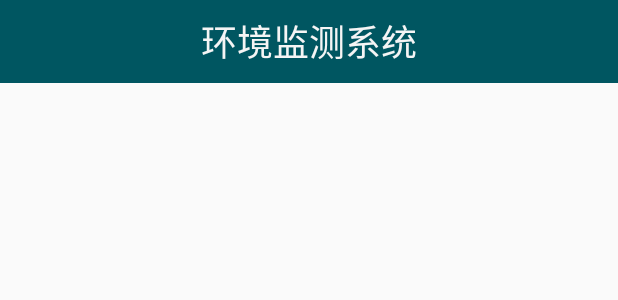
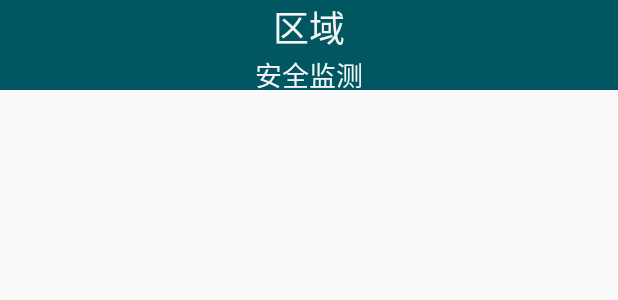
Before and after one commit to 1185937731/hjjc, an Android app: the layout layout_main_header.xml on its own in the app's theme, with its tools: preview values and no code run, on a phone screen of 412 x 824 dp. Shown: the top 300 px of the screen. Run offline under Robolectric (Android 15) with nearby library versions, the phone set to English and light mode, and no system bars.

Commit message:
添加了区域名称显示

```diff
--- a/app/src/main/java/com/ccnu/hjjc/activity/LoginActivity.java
+++ b/app/src/main/java/com/ccnu/hjjc/activity/LoginActivity.java
@@ -37,6 +37,8 @@ public class LoginActivity extends AppCompatActivity {
     private HttpLoader httpLoader;
     public int login_get;
     public int monitor_get;
+    public String areaName_get;
+    public String companyName_get;
     public String username;
     public String password;
     private long exitTime = 0;
@@ -114,6 +116,8 @@ public class LoginActivity extends AppCompatActivity {
                 System.out.println("数据" + new Gson().toJson(loginReturnObject));
                 login_get=loginReturnObject.getLogin();
                 monitor_get=loginReturnObject.getMonitor();
+                areaName_get=loginReturnObject.getArea_name();
+                companyName_get=loginReturnObject.getCompany_name();
                 if(login_get==0) {
                     Toast.makeText(LoginActivity.this, "用户名不存在", Toast.LENGTH_SHORT).show();
                 }else if(login_get==1){
@@ -128,6 +132,8 @@ public class LoginActivity extends AppCompatActivity {
                     Intent intent = new Intent(LoginActivity.this,MainActivity.class);
                     Bundle bundle = new Bundle();
                     bundle.putString("username", username);
+                    bundle.putString("areaname", areaName_get);
+                    bundle.putString("companyname", companyName_get);
                     intent.putExtras(bundle);
                     startActivity(intent);
                     finish();
--- a/app/src/main/res/layout/layout_main_header.xml
+++ b/app/src/main/res/layout/layout_main_header.xml
@@ -2,15 +2,22 @@
 <LinearLayout xmlns:android="http://schemas.android.com/apk/res/android"
     android:orientation="vertical"
     android:layout_width="match_parent"
-    android:layout_height="55dp"
+    android:layout_height="60dp"
     android:background="@color/topbar_color"
     android:gravity="center">
 
+    <TextView
+        android:id="@+id/area_name"
+        android:layout_width="wrap_content"
+        android:text="区域"
+        android:textColor="@color/header_text_color"
+        android:layout_height="wrap_content"
+        android:textSize="24dp"/>
     <TextView
         android:layout_width="wrap_content"
         android:layout_height="wrap_content"
         android:text="@string/title_name"
         android:textColor="@color/header_text_color"
-        android:textSize="24dp"/>
+        android:textSize="18dp"/>
 
 </LinearLayout>
--- a/app/src/main/res/values/strings.xml
+++ b/app/src/main/res/values/strings.xml
@@ -4,7 +4,7 @@
     <string name="empty"></string>
 
     <!--标题栏-->
-    <string name="title_name">环境监测系统</string>
+    <string name="title_name">安全监测</string>
 
     <!-- 页面名称 -->
     <string name="main_navigation_home">主页</string>
```
Also changed, not shown: app/src/main/java/com/ccnu/hjjc/Bean/LoginReturnObject.java (+19 -0 lines), app/src/main/java/com/ccnu/hjjc/activity/MainActivity.java (+10 -0 lines).
